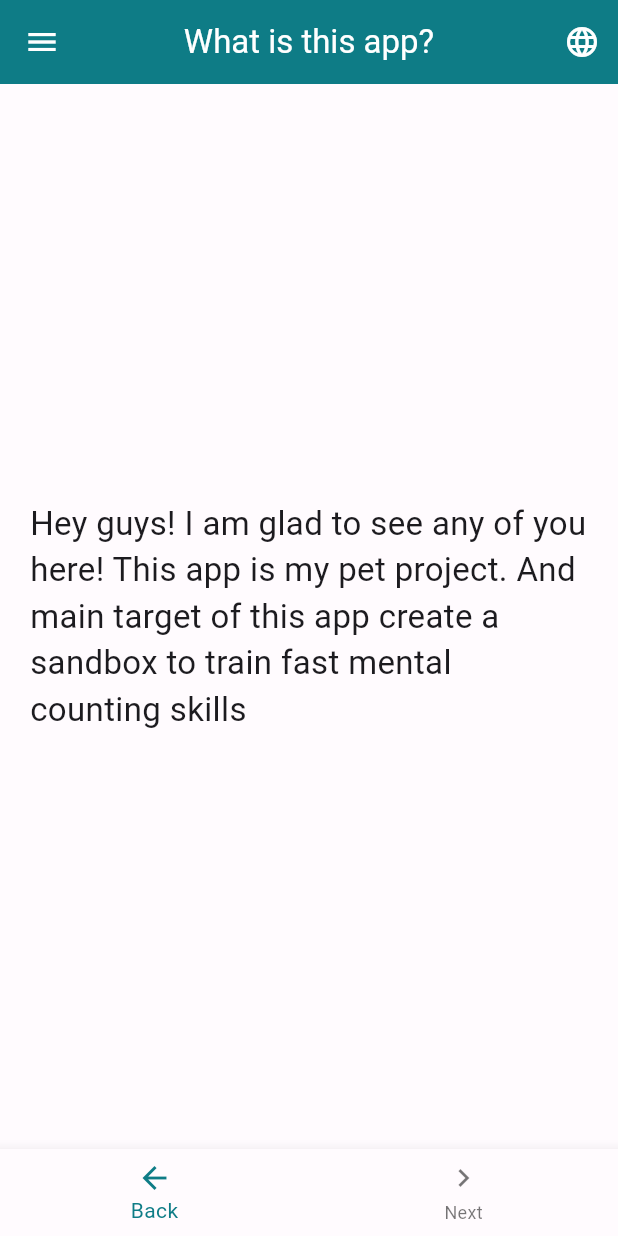
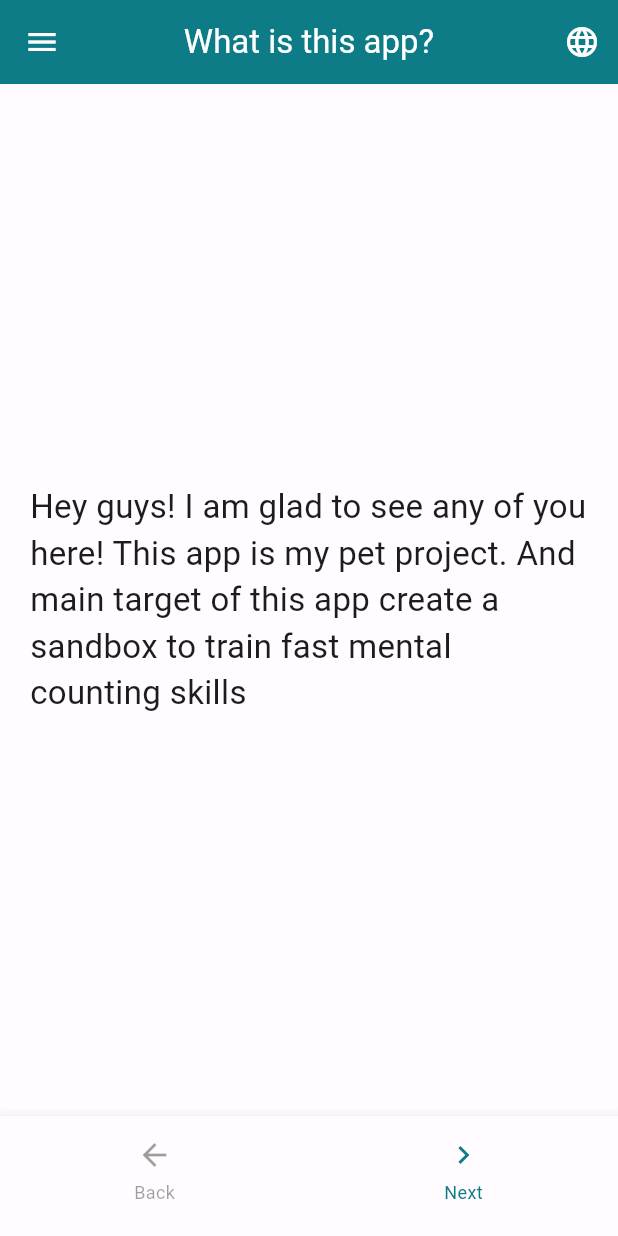
Before and after one commit to FrankMilvus/Trachtenberg-GREMA, a Flutter app: the screen it shows after launch, in the side drawer, after a tap on the "language" icon, on a phone screen of 412 x 824 dp. Run offline on Flutter 3.47's test engine with Material 3 defaults, Android fonts, the phone set to English and light mode, and no system bars; our stand-ins replace flutter_native_splash, shared_preferences, wakelock_plus.

Commit message:
Add locale preference loading and navigation control to NavbarWidget

```diff
--- a/lib/main.dart
+++ b/lib/main.dart
@@ -15,6 +15,7 @@ void main() async {
   await WakelockPlus.enable();
   final appProvider = AppProvider();
   await appProvider.loadThemePreference();
+  await appProvider.loadLocalePreference();
   runApp(
     ChangeNotifierProvider.value(value: appProvider, child: const MyApp()),
   );
--- a/lib/providers/app_provider.dart
+++ b/lib/providers/app_provider.dart
@@ -3,6 +3,7 @@ import 'package:shared_preferences/shared_preferences.dart';
 
 class AppProvider extends ChangeNotifier {
   static const String _themeKey = 'isDarkMode';
+  static const String _localeKey = 'languageCode';
 
   bool _isDarkMode = false;
   int _selectedPage = 0;
@@ -22,6 +23,15 @@ class AppProvider extends ChangeNotifier {
     notifyListeners();
   }
 
+  Future<void> loadLocalePreference() async {
+    final prefs = await SharedPreferences.getInstance();
+    final languageCode = prefs.getString(_localeKey);
+    if (languageCode != null && languageCode.isNotEmpty) {
+      _locale = Locale(languageCode);
+    }
+    notifyListeners();
+  }
+
   void toggleTheme() {
     _isDarkMode = !_isDarkMode;
     _saveThemePreference();
@@ -33,8 +43,14 @@ class AppProvider extends ChangeNotifier {
     await prefs.setBool(_themeKey, _isDarkMode);
   }
 
+  Future<void> _saveLocalePreference() async {
+    final prefs = await SharedPreferences.getInstance();
+    await prefs.setString(_localeKey, _locale?.languageCode ?? 'en');
+  }
+
   void setLocale(Locale locale) {
     _locale = locale;
+    _saveLocalePreference();
     notifyListeners();
   }
 
--- a/lib/views/widget_tree.dart
+++ b/lib/views/widget_tree.dart
@@ -76,12 +76,14 @@ class WidgetTree extends StatelessWidget {
       ),
       bottomNavigationBar: Consumer<AppProvider>(
         builder: (context, appProvider, _) {
+          final currentPage = appProvider.selectedPage;
+          final lastPageIndex = pages.length - 1;
+
           return NavbarWidget(
             currentIndex: 0,
+            canGoBack: currentPage > 0,
+            canGoNext: currentPage < lastPageIndex,
             onTap: (index) {
-              final currentPage = appProvider.selectedPage;
-              final lastPageIndex = pages.length - 1;
-
               switch (index) {
                 case 0:
                   if (currentPage > 0) {
--- a/lib/widgets/nav_bar.dart
+++ b/lib/widgets/nav_bar.dart
@@ -6,26 +6,73 @@ class NavbarWidget extends StatelessWidget {
     super.key,
     required this.currentIndex,
     required this.onTap,
+    required this.canGoBack,
+    required this.canGoNext,
   });
 
   final int currentIndex;
   final ValueChanged<int> onTap;
+  final bool canGoBack;
+  final bool canGoNext;
+
+  Widget _navItem({
+    required IconData icon,
+    required String label,
+    required bool enabled,
+    required Color activeColor,
+    required Color disabledColor,
+  }) {
+    final itemColor = enabled ? activeColor : disabledColor;
+
+    return Column(
+      mainAxisSize: MainAxisSize.min,
+      children: [
+        Icon(icon, color: itemColor),
+        const SizedBox(height: 4),
+        Text(label, style: TextStyle(color: itemColor, fontSize: 12)),
+      ],
+    );
+  }
 
   @override
   Widget build(BuildContext context) {
     final l10n = AppLocalizations.of(context)!;
+    final activeColor =
+        Theme.of(context).bottomNavigationBarTheme.selectedItemColor ??
+        Theme.of(context).colorScheme.primary;
+    final disabledColor = Theme.of(context).disabledColor;
+
     return BottomNavigationBar(
+      type: BottomNavigationBarType.fixed,
       currentIndex: currentIndex,
-      onTap: onTap,
+      showSelectedLabels: false,
+      showUnselectedLabels: false,
+      onTap: (index) {
+        if (index == 0 && !canGoBack) return;
+        if (index == 1 && !canGoNext) return;
+        onTap(index);
+      },
       items: [
         BottomNavigationBarItem(
-          icon: const Icon(Icons.arrow_back),
-          label: l10n.back,
+          icon: _navItem(
+            icon: Icons.arrow_back,
+            label: l10n.back,
+            enabled: canGoBack,
+            activeColor: activeColor,
+            disabledColor: disabledColor,
+          ),
+          label: '',
         ),
 
         BottomNavigationBarItem(
-          icon: const Icon(Icons.navigate_next),
-          label: l10n.next,
+          icon: _navItem(
+            icon: Icons.navigate_next,
+            label: l10n.next,
+            enabled: canGoNext,
+            activeColor: activeColor,
+            disabledColor: disabledColor,
+          ),
+          label: '',
         ),
       ],
     );
```
